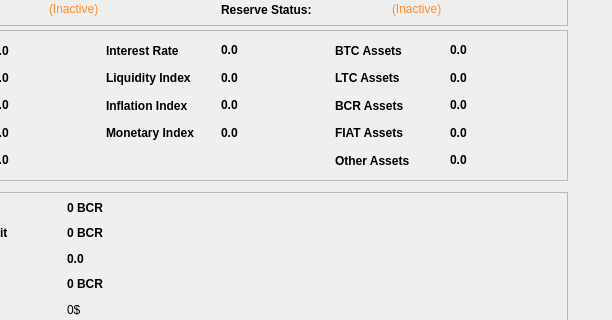
This is src/qt/forms/bankstatisticspage.ui in thelonecrouton/bitcredit as Qt 5 draws it before an edit; both pictures show x 183 to 795 and y 128 to 448 of the 795 by 547 pixel window. The edited form follows.
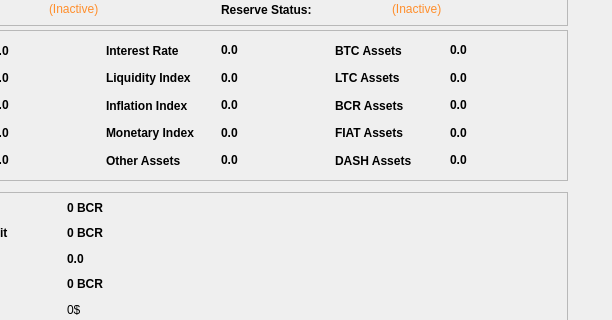
This is the edited form.

```diff
--- a/src/qt/forms/bankstatisticspage.ui
+++ b/src/qt/forms/bankstatisticspage.ui
@@ -651,47 +651,6 @@
        </property>
       </widget>
      </item>
-     <item row="4" column="4">
-      <widget class="QLabel" name="label_19">
-       <property name="font">
-        <font>
-         <weight>75</weight>
-         <bold>true</bold>
-        </font>
-       </property>
-       <property name="styleSheet">
-        <string notr="true"/>
-       </property>
-       <property name="text">
-        <string>Other Assets</string>
-       </property>
-      </widget>
-     </item>
-     <item row="4" column="5">
-      <widget class="QLabel" name="otherassets">
-       <property name="font">
-        <font>
-         <weight>75</weight>
-         <bold>true</bold>
-        </font>
-       </property>
-       <property name="cursor">
-        <cursorShape>IBeamCursor</cursorShape>
-       </property>
-       <property name="toolTip">
-        <string/>
-       </property>
-       <property name="styleSheet">
-        <string notr="true"/>
-       </property>
-       <property name="text">
-        <string notr="true">0.0</string>
-       </property>
-       <property name="textInteractionFlags">
-        <set>Qt::LinksAccessibleByMouse|Qt::TextSelectableByKeyboard|Qt::TextSelectableByMouse</set>
-       </property>
-      </widget>
-     </item>
      <item row="1" column="2">
       <widget class="QLabel" name="label_13">
        <property name="font">
@@ -809,6 +768,88 @@
        </property>
       </widget>
      </item>
+     <item row="4" column="2">
+      <widget class="QLabel" name="label_19">
+       <property name="font">
+        <font>
+         <weight>75</weight>
+         <bold>true</bold>
+        </font>
+       </property>
+       <property name="styleSheet">
+        <string notr="true"/>
+       </property>
+       <property name="text">
+        <string>Other Assets</string>
+       </property>
+      </widget>
+     </item>
+     <item row="4" column="3">
+      <widget class="QLabel" name="otherassets">
+       <property name="font">
+        <font>
+         <weight>75</weight>
+         <bold>true</bold>
+        </font>
+       </property>
+       <property name="cursor">
+        <cursorShape>IBeamCursor</cursorShape>
+       </property>
+       <property name="toolTip">
+        <string/>
+       </property>
+       <property name="styleSheet">
+        <string notr="true"/>
+       </property>
+       <property name="text">
+        <string notr="true">0.0</string>
+       </property>
+       <property name="textInteractionFlags">
+        <set>Qt::LinksAccessibleByMouse|Qt::TextSelectableByKeyboard|Qt::TextSelectableByMouse</set>
+       </property>
+      </widget>
+     </item>
+     <item row="4" column="4">
+      <widget class="QLabel" name="label_21">
+       <property name="font">
+        <font>
+         <weight>75</weight>
+         <bold>true</bold>
+        </font>
+       </property>
+       <property name="styleSheet">
+        <string notr="true"/>
+       </property>
+       <property name="text">
+        <string>DASH Assets</string>
+       </property>
+      </widget>
+     </item>
+     <item row="4" column="5">
+      <widget class="QLabel" name="dashassets">
+       <property name="font">
+        <font>
+         <weight>75</weight>
+         <bold>true</bold>
+        </font>
+       </property>
+       <property name="cursor">
+        <cursorShape>IBeamCursor</cursorShape>
+       </property>
+       <property name="toolTip">
+        <string/>
+       </property>
+       <property name="styleSheet">
+        <string notr="true"/>
+       </property>
+       <property name="text">
+        <string notr="true">0.0</string>
+       </property>
+       <property name="textInteractionFlags">
+        <set>Qt::LinksAccessibleByMouse|Qt::TextSelectableByKeyboard|Qt::TextSelectableByMouse</set>
+       </property>
+      </widget>
+     </item>
     </layout>
    </widget>
   </widget>
```
